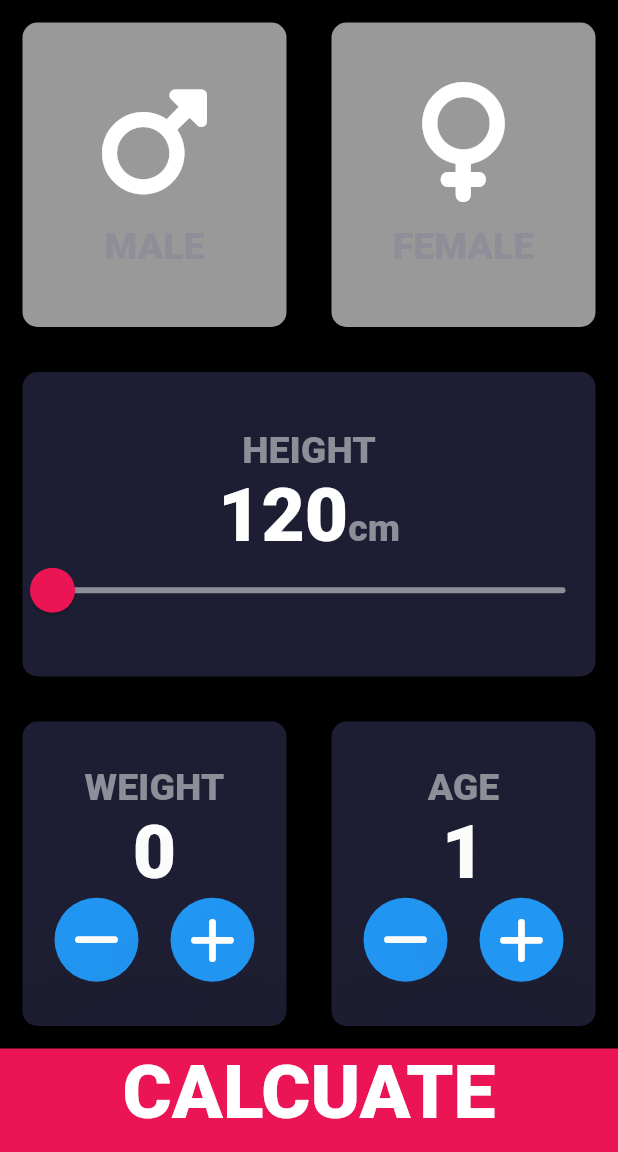
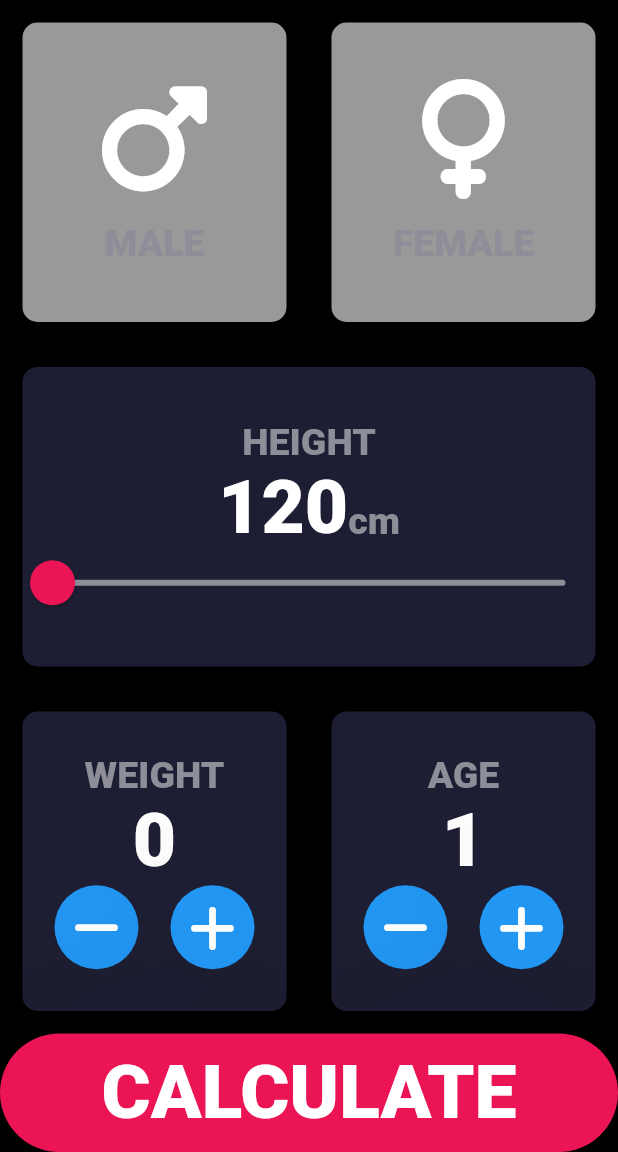
Before and after one commit to CincoCoding/BMI-Calculator, a Flutter app: the screen it shows after launch, on a phone screen of 412 x 824 dp, the part 84-1236 px from its top. Run offline on Flutter 3.47's test engine with Material 2 defaults, Android fonts, the phone set to English and light mode, and no system bars; our stand-ins replace font_awesome_flutter.

Commit message:
Organized Lib Folder and Finished Design

```diff
--- /dev/null
+++ b/lib/components/BottomButton.dart
@@ -0,0 +1,28 @@
+import "package:flutter/material.dart";
+import '../constants.dart';
+
+class BottomButton extends StatelessWidget {
+  BottomButton({@required this.title});
+
+  final String title;
+
+  @override
+  Widget build(BuildContext context) {
+    return Container(
+      decoration: ShapeDecoration(
+        shape: RoundedRectangleBorder(
+          borderRadius: BorderRadius.all(Radius.circular(50.0)),
+        ),
+        color: Color(0xFFEB1555),
+      ),
+      child: Center(
+        child: Text(
+          title,
+          style: kLabelTextStyle.copyWith(color: Colors.white, fontSize: 50),
+        ),
+      ),
+      // color: Color(0xFFEB1555),
+      padding: EdgeInsets.only(top: 10, bottom: 10.0),
+    );
+  }
+}
--- a/lib/counter_card.dart
+++ b/lib/components/counter_card.dart
@@ -1,5 +1,5 @@
 import 'package:flutter/material.dart';
-import 'constants.dart';
+import '../constants.dart';
 import 'reusable_card.dart';
 import 'package:font_awesome_flutter/font_awesome_flutter.dart';
 
@@ -44,7 +44,7 @@ class CounterCardTwoButtons extends StatelessWidget {
   });
 
   final String text;
-  var textVariable;
+  final textVariable;
   final Function onPressed1;
   final Icon icon1;
   final Function onPressed2;
--- a/lib/main.dart
+++ b/lib/main.dart
@@ -1,6 +1,6 @@
 import 'package:flutter/material.dart';
-import 'input_page.dart';
-import 'results_page.dart';
+import 'screens/input_page.dart';
+import 'screens/results_page.dart';
 
 void main() => runApp(BMICalculator());
 
--- a/lib/input_page.dart
+++ b/lib/screens/input_page.dart
@@ -1,9 +1,10 @@
 import 'package:flutter/material.dart';
 import 'package:font_awesome_flutter/font_awesome_flutter.dart';
-import 'reusable_card.dart';
-import 'gender_card.dart';
-import 'constants.dart';
-import 'counter_card.dart';
+import '../components/reusable_card.dart';
+import '../components/gender_card.dart';
+import '../constants.dart';
+import '../components/counter_card.dart';
+import '../components/BottomButton.dart';
 
 enum Gender {
   male,
@@ -163,17 +164,7 @@ class _InputPageState extends State<InputPage> {
               onTap: () {
                 Navigator.pushNamed((context), '/results');
               },
-              child: Container(
-                child: Center(
-                  child: Text(
-                    "CALCUATE",
-                    style: kLabelTextStyle.copyWith(
-                        color: Colors.white, fontSize: 50),
-                  ),
-                ),
-                color: Color(0xFFEB1555),
-                padding: EdgeInsets.only(bottom: 10.0),
-              ),
+              child: BottomButton(title: "CALCULATE"),
             )
           ]),
     );
```
Also changed, not shown: lib/results_page.dart (deleted, +0 -60 lines), lib/screens/results_page.dart (added, +68 -0 lines), lib/components/gender_card.dart (renamed from lib/gender_card.dart), lib/components/reusable_card.dart (renamed from lib/reusable_card.dart).
